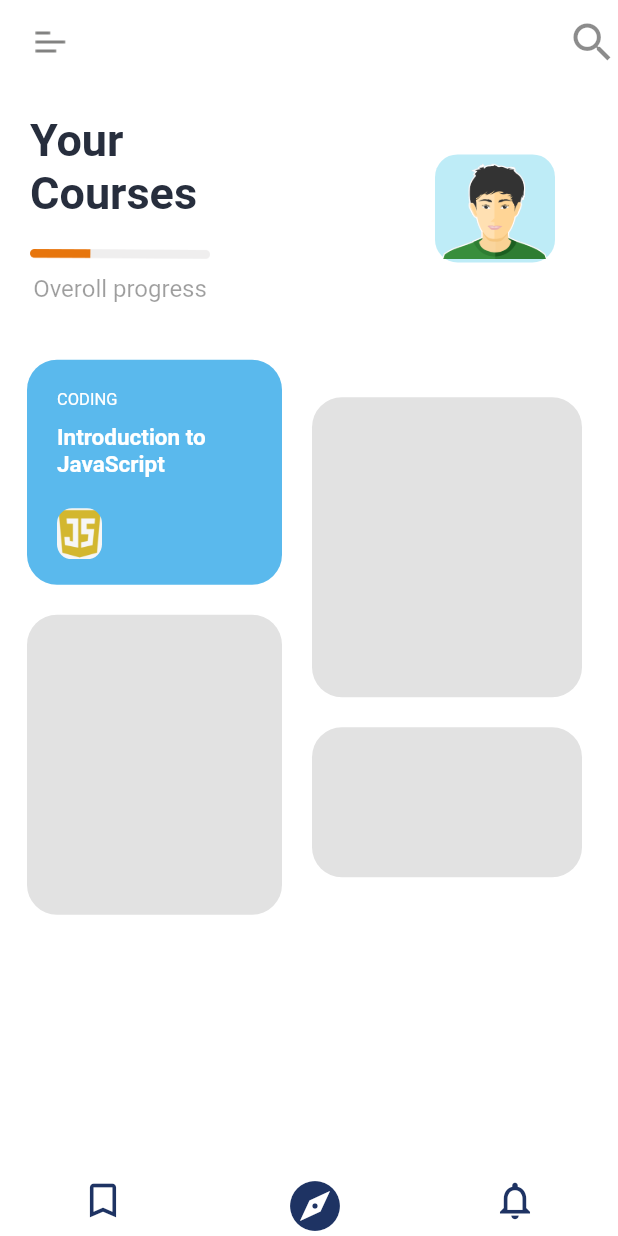
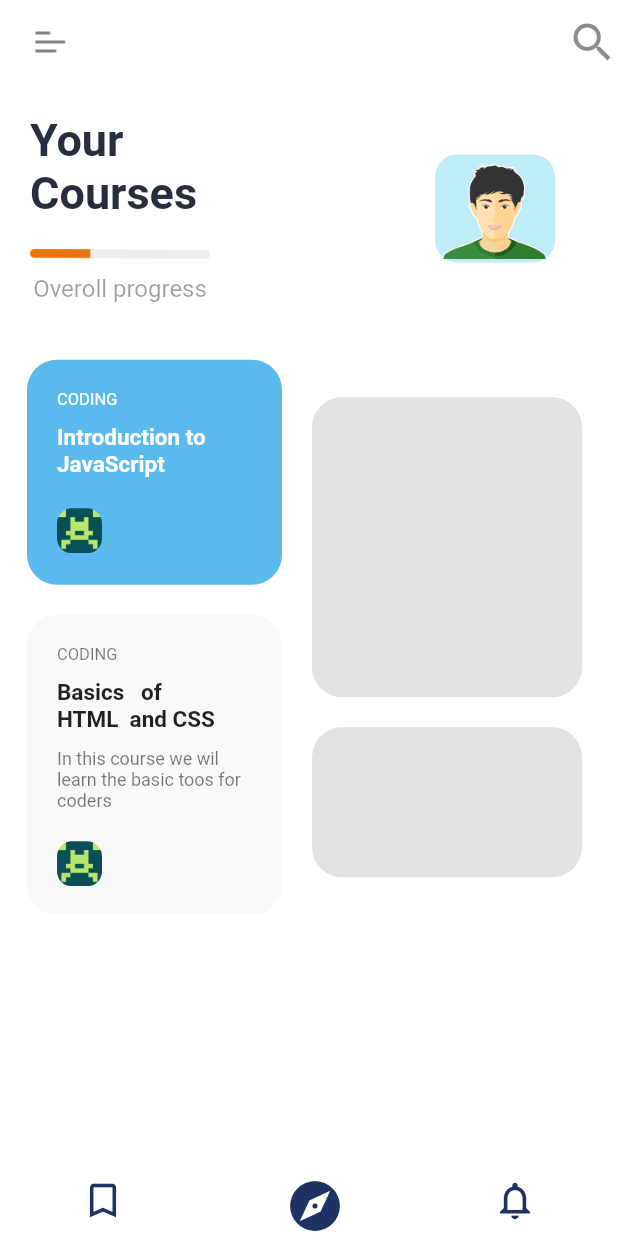
Before and after one commit to PatrickNiyogitare28/30-Days-of-flutter, a Flutter app: the screen it shows after launch, on a phone screen of 412 x 824 dp. Run offline on Flutter 3.47's test engine with Material 2 defaults, Android fonts, the phone set to English and light mode, and no system bars.

Commit message:
chore: polished ui

```diff
--- a/online_courses_app/lib/widgets/course_1_card.dart
+++ b/online_courses_app/lib/widgets/course_1_card.dart
@@ -42,7 +42,7 @@ class CourseOneCard extends StatelessWidget {
                   padding: const EdgeInsets.only(top: 20),
                   child: ClipRRect(
                     borderRadius: BorderRadius.circular(10),
-                    child: Image.asset("assets/icons/js.png",
+                    child: Image.asset("assets/images/default.png",
                     width: 30,
                ),
                   ),
--- a/online_courses_app/lib/widgets/list_courses.dart
+++ b/online_courses_app/lib/widgets/list_courses.dart
@@ -25,9 +25,60 @@ class ListCourses extends StatelessWidget {
                          child: Container(
                            height: 200,
                            decoration: BoxDecoration(
-                             color: Color.fromRGBO(196, 196, 196,0.5),
+                             color: Color.fromRGBO(196, 196, 196,0.1),
                              borderRadius: BorderRadius.circular(20),
                            ),
+                           child:  Padding(
+        padding: const EdgeInsets.only(top: 20, left: 20, right: 20, bottom: 10),
+        child: Column(
+
+          children: [
+            Align(
+               alignment: Alignment.centerLeft,
+               child: Text('CODING',
+               style: TextStyle(
+                 fontSize: 11,
+                 color: Colors.black54
+               )
+               ),
+            ),
+              Padding(
+                padding: const EdgeInsets.only(top: 10),
+                child: Text('Basics   of       HTML  and CSS',
+                 style: TextStyle(
+                 fontSize: 15,
+                 color: Colors.black87,
+                 fontWeight: FontWeight.bold,
+             ),
+             ),
+            ),
+              Padding(
+                padding: const EdgeInsets.only(top: 10),
+                child: Align(
+                 alignment: Alignment.centerLeft,
+                 child: Text('In this course we wil learn the basic toos for coders',
+                 style: TextStyle(
+                   fontSize: 12,
+                   color: Colors.black54
+                 )
+                 ),
+            ),
+              ),
+             Align(
+                alignment: Alignment.centerLeft,
+                child: Padding(
+                  padding: const EdgeInsets.only(top: 20),
+                  child: ClipRRect(
+                    borderRadius: BorderRadius.circular(10),
+                    child: Image.asset("assets/images/default.png",
+                    width: 30,
+               ),
+                  ),
+                ),
+             )
+          ],
+        ),
+      ),
                          ),
                        )
                      ],
@@ -46,6 +97,7 @@ class ListCourses extends StatelessWidget {
                            color: Color.fromRGBO(196, 196, 196,0.5),
                            borderRadius: BorderRadius.circular(20)
                          ),
+
                        ),
                        Padding(
                          padding: const EdgeInsets.only(top: 20),
--- a/online_courses_app/pubspec.yaml
+++ b/online_courses_app/pubspec.yaml
@@ -49,6 +49,7 @@ flutter:
     - assets/icons/menu.png
     - assets/icons/progress.png
     - assets/icons/js.png
+    - assets/images/default.png
     - assets/images/avatar-img.png
   #   - images/a_dot_ham.jpeg
 
```
Also changed, not shown: online_courses_app/assets/images/default.png (added).
